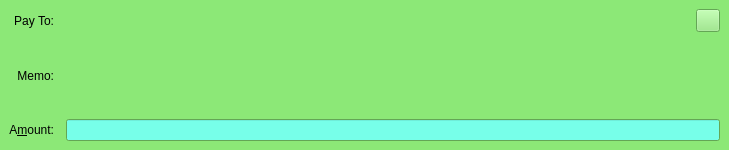
This is src/qt/forms/sendcoinsentry.ui in Raptor3um/raptoreum as Qt 5 draws it before an edit. The edited form follows.
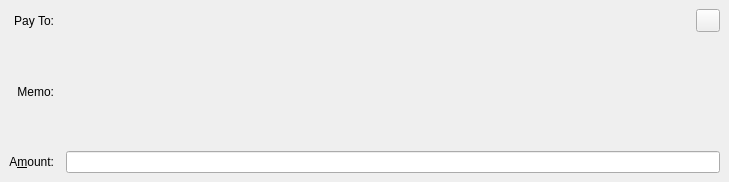
This is the edited form. The open tabs and pages were chosen to show the change. Custom widgets are drawn as their Qt base class.

```diff
--- a/src/qt/forms/sendcoinsentry.ui
+++ b/src/qt/forms/sendcoinsentry.ui
@@ -7,7 +7,7 @@
     <x>0</x>
     <y>0</y>
     <width>729</width>
-    <height>150</height>
+    <height>182</height>
    </rect>
   </property>
   <property name="focusPolicy">
@@ -704,444 +704,9 @@
   <widget class="QFrame" name="SendCoins_AuthenticatedPaymentRequest">
    <property name="palette">
     <palette>
-     <active>
-      <colorrole role="WindowText">
-       <brush brushstyle="SolidPattern">
-        <color alpha="255">
-         <red>0</red>
-         <green>0</green>
-         <blue>0</blue>
-        </color>
-       </brush>
-      </colorrole>
-      <colorrole role="Button">
-       <brush brushstyle="SolidPattern">
-        <color alpha="255">
-         <red>140</red>
-         <green>232</green>
-         <blue>119</blue>
-        </color>
-       </brush>
-      </colorrole>
-      <colorrole role="Light">
-       <brush brushstyle="SolidPattern">
-        <color alpha="255">
-         <red>230</red>
-         <green>255</green>
-         <blue>224</blue>
-        </color>
-       </brush>
-      </colorrole>
-      <colorrole role="Midlight">
-       <brush brushstyle="SolidPattern">
-        <color alpha="255">
-         <red>185</red>
-         <green>243</green>
-         <blue>171</blue>
-        </color>
-       </brush>
-      </colorrole>
-      <colorrole role="Dark">
-       <brush brushstyle="SolidPattern">
-        <color alpha="255">
-         <red>70</red>
-         <green>116</green>
-         <blue>59</blue>
-        </color>
-       </brush>
-      </colorrole>
-      <colorrole role="Mid">
-       <brush brushstyle="SolidPattern">
-        <color alpha="255">
-         <red>93</red>
-         <green>155</green>
-         <blue>79</blue>
-        </color>
-       </brush>
-      </colorrole>
-      <colorrole role="Text">
-       <brush brushstyle="SolidPattern">
-        <color alpha="255">
-         <red>0</red>
-         <green>0</green>
-         <blue>0</blue>
-        </color>
-       </brush>
-      </colorrole>
-      <colorrole role="BrightText">
-       <brush brushstyle="SolidPattern">
-        <color alpha="255">
-         <red>155</red>
-         <green>255</green>
-         <blue>147</blue>
-        </color>
-       </brush>
-      </colorrole>
-      <colorrole role="ButtonText">
-       <brush brushstyle="SolidPattern">
-        <color alpha="255">
-         <red>0</red>
-         <green>0</green>
-         <blue>0</blue>
-        </color>
-       </brush>
-      </colorrole>
-      <colorrole role="Base">
-       <brush brushstyle="SolidPattern">
-        <color alpha="255">
-         <red>119</red>
-         <green>255</green>
-         <blue>233</blue>
-        </color>
-       </brush>
-      </colorrole>
-      <colorrole role="Window">
-       <brush brushstyle="SolidPattern">
-        <color alpha="255">
-         <red>140</red>
-         <green>232</green>
-         <blue>119</blue>
-        </color>
-       </brush>
-      </colorrole>
-      <colorrole role="Shadow">
-       <brush brushstyle="SolidPattern">
-        <color alpha="255">
-         <red>0</red>
-         <green>0</green>
-         <blue>0</blue>
-        </color>
-       </brush>
-      </colorrole>
-      <colorrole role="AlternateBase">
-       <brush brushstyle="SolidPattern">
-        <color alpha="255">
-         <red>197</red>
-         <green>243</green>
-         <blue>187</blue>
-        </color>
-       </brush>
-      </colorrole>
-      <colorrole role="NoRole">
-       <brush brushstyle="SolidPattern">
-        <color alpha="255">
-         <red>125</red>
-         <green>194</green>
-         <blue>122</blue>
-        </color>
-       </brush>
-      </colorrole>
-      <colorrole role="ToolTipBase">
-       <brush brushstyle="SolidPattern">
-        <color alpha="255">
-         <red>255</red>
-         <green>255</green>
-         <blue>220</blue>
-        </color>
-       </brush>
-      </colorrole>
-      <colorrole role="ToolTipText">
-       <brush brushstyle="SolidPattern">
-        <color alpha="255">
-         <red>0</red>
-         <green>0</green>
-         <blue>0</blue>
-        </color>
-       </brush>
-      </colorrole>
-     </active>
-     <inactive>
-      <colorrole role="WindowText">
-       <brush brushstyle="SolidPattern">
-        <color alpha="255">
-         <red>0</red>
-         <green>0</green>
-         <blue>0</blue>
-        </color>
-       </brush>
-      </colorrole>
-      <colorrole role="Button">
-       <brush brushstyle="SolidPattern">
-        <color alpha="255">
-         <red>140</red>
-         <green>232</green>
-         <blue>119</blue>
-        </color>
-       </brush>
-      </colorrole>
-      <colorrole role="Light">
-       <brush brushstyle="SolidPattern">
-        <color alpha="255">
-         <red>230</red>
-         <green>255</green>
-         <blue>224</blue>
-        </color>
-       </brush>
-      </colorrole>
-      <colorrole role="Midlight">
-       <brush brushstyle="SolidPattern">
-        <color alpha="255">
-         <red>185</red>
-         <green>243</green>
-         <blue>171</blue>
-        </color>
-       </brush>
-      </colorrole>
-      <colorrole role="Dark">
-       <brush brushstyle="SolidPattern">
-        <color alpha="255">
-         <red>70</red>
-         <green>116</green>
-         <blue>59</blue>
-        </color>
-       </brush>
-      </colorrole>
-      <colorrole role="Mid">
-       <brush brushstyle="SolidPattern">
-        <color alpha="255">
-         <red>93</red>
-         <green>155</green>
-         <blue>79</blue>
-        </color>
-       </brush>
-      </colorrole>
-      <colorrole role="Text">
-       <brush brushstyle="SolidPattern">
-        <color alpha="255">
-         <red>0</red>
-         <green>0</green>
-         <blue>0</blue>
-        </color>
-       </brush>
-      </colorrole>
-      <colorrole role="BrightText">
-       <brush brushstyle="SolidPattern">
-        <color alpha="255">
-         <red>155</red>
-         <green>255</green>
-         <blue>147</blue>
-        </color>
-       </brush>
-      </colorrole>
-      <colorrole role="ButtonText">
-       <brush brushstyle="SolidPattern">
-        <color alpha="255">
-         <red>0</red>
-         <green>0</green>
-         <blue>0</blue>
-        </color>
-       </brush>
-      </colorrole>
-      <colorrole role="Base">
-       <brush brushstyle="SolidPattern">
-        <color alpha="255">
-         <red>119</red>
-         <green>255</green>
-         <blue>233</blue>
-        </color>
-       </brush>
-      </colorrole>
-      <colorrole role="Window">
-       <brush brushstyle="SolidPattern">
-        <color alpha="255">
-         <red>140</red>
-         <green>232</green>
-         <blue>119</blue>
-        </color>
-       </brush>
-      </colorrole>
-      <colorrole role="Shadow">
-       <brush brushstyle="SolidPattern">
-        <color alpha="255">
-         <red>0</red>
-         <green>0</green>
-         <blue>0</blue>
-        </color>
-       </brush>
-      </colorrole>
-      <colorrole role="AlternateBase">
-       <brush brushstyle="SolidPattern">
-        <color alpha="255">
-         <red>197</red>
-         <green>243</green>
-         <blue>187</blue>
-        </color>
-       </brush>
-      </colorrole>
-      <colorrole role="NoRole">
-       <brush brushstyle="SolidPattern">
-        <color alpha="255">
-         <red>125</red>
-         <green>194</green>
-         <blue>122</blue>
-        </color>
-       </brush>
-      </colorrole>
-      <colorrole role="ToolTipBase">
-       <brush brushstyle="SolidPattern">
-        <color alpha="255">
-         <red>255</red>
-         <green>255</green>
-         <blue>220</blue>
-        </color>
-       </brush>
-      </colorrole>
-      <colorrole role="ToolTipText">
-       <brush brushstyle="SolidPattern">
-        <color alpha="255">
-         <red>0</red>
-         <green>0</green>
-         <blue>0</blue>
-        </color>
-       </brush>
-      </colorrole>
-     </inactive>
-     <disabled>
-      <colorrole role="WindowText">
-       <brush brushstyle="SolidPattern">
-        <color alpha="255">
-         <red>70</red>
-         <green>116</green>
-         <blue>59</blue>
-        </color>
-       </brush>
-      </colorrole>
-      <colorrole role="Button">
-       <brush brushstyle="SolidPattern">
-        <color alpha="255">
-         <red>140</red>
-         <green>232</green>
-         <blue>119</blue>
-        </color>
-       </brush>
-      </colorrole>
-      <colorrole role="Light">
-       <brush brushstyle="SolidPattern">
-        <color alpha="255">
-         <red>230</red>
-         <green>255</green>
-         <blue>224</blue>
-        </color>
-       </brush>
-      </colorrole>
-      <colorrole role="Midlight">
-       <brush brushstyle="SolidPattern">
-        <color alpha="255">
-         <red>185</red>
-         <green>243</green>
-         <blue>171</blue>
-        </color>
-       </brush>
-      </colorrole>
-      <colorrole role="Dark">
-       <brush brushstyle="SolidPattern">
-        <color alpha="255">
-         <red>70</red>
-         <green>116</green>
-         <blue>59</blue>
-        </color>
-       </brush>
-      </colorrole>
-      <colorrole role="Mid">
-       <brush brushstyle="SolidPattern">
-        <color alpha="255">
-         <red>93</red>
-         <green>155</green>
-         <blue>79</blue>
-        </color>
-       </brush>
-      </colorrole>
-      <colorrole role="Text">
-       <brush brushstyle="SolidPattern">
-        <color alpha="255">
-         <red>70</red>
-         <green>116</green>
-         <blue>59</blue>
-        </color>
-       </brush>
-      </colorrole>
-      <colorrole role="BrightText">
-       <brush brushstyle="SolidPattern">
-        <color alpha="255">
-         <red>155</red>
-         <green>255</green>
-         <blue>147</blue>
-        </color>
-       </brush>
-      </colorrole>
-      <colorrole role="ButtonText">
-       <brush brushstyle="SolidPattern">
-        <color alpha="255">
-         <red>70</red>
-         <green>116</green>
-         <blue>59</blue>
-        </color>
-       </brush>
-      </colorrole>
-      <colorrole role="Base">
-       <brush brushstyle="SolidPattern">
-        <color alpha="255">
-         <red>140</red>
-         <green>232</green>
-         <blue>119</blue>
-        </color>
-       </brush>
-      </colorrole>
-      <colorrole role="Window">
-       <brush brushstyle="SolidPattern">
-        <color alpha="255">
-         <red>140</red>
-         <green>232</green>
-         <blue>119</blue>
-        </color>
-       </brush>
-      </colorrole>
-      <colorrole role="Shadow">
-       <brush brushstyle="SolidPattern">
-        <color alpha="255">
-         <red>0</red>
-         <green>0</green>
-         <blue>0</blue>
-        </color>
-       </brush>
-      </colorrole>
-      <colorrole role="AlternateBase">
-       <brush brushstyle="SolidPattern">
-        <color alpha="255">
-         <red>140</red>
-         <green>232</green>
-         <blue>119</blue>
-        </color>
-       </brush>
-      </colorrole>
-      <colorrole role="NoRole">
-       <brush brushstyle="SolidPattern">
-        <color alpha="255">
-         <red>125</red>
-         <green>194</green>
-         <blue>122</blue>
-        </color>
-       </brush>
-      </colorrole>
-      <colorrole role="ToolTipBase">
-       <brush brushstyle="SolidPattern">
-        <color alpha="255">
-         <red>255</red>
-         <green>255</green>
-         <blue>220</blue>
-        </color>
-       </brush>
-      </colorrole>
-      <colorrole role="ToolTipText">
-       <brush brushstyle="SolidPattern">
-        <color alpha="255">
-         <red>0</red>
-         <green>0</green>
-         <blue>0</blue>
-        </color>
-       </brush>
-      </colorrole>
-     </disabled>
+     <active/>
+     <inactive/>
+     <disabled/>
     </palette>
    </property>
    <property name="toolTip">
```
Left out of the diff: 580 changed lines with no effect on the pictures.
